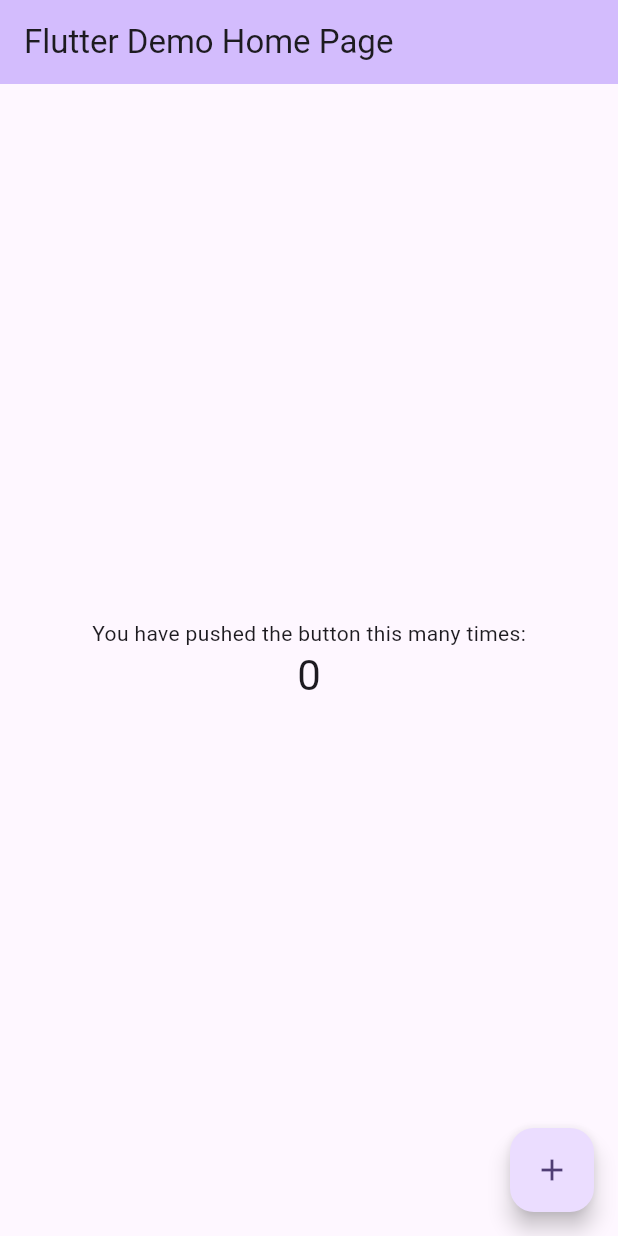
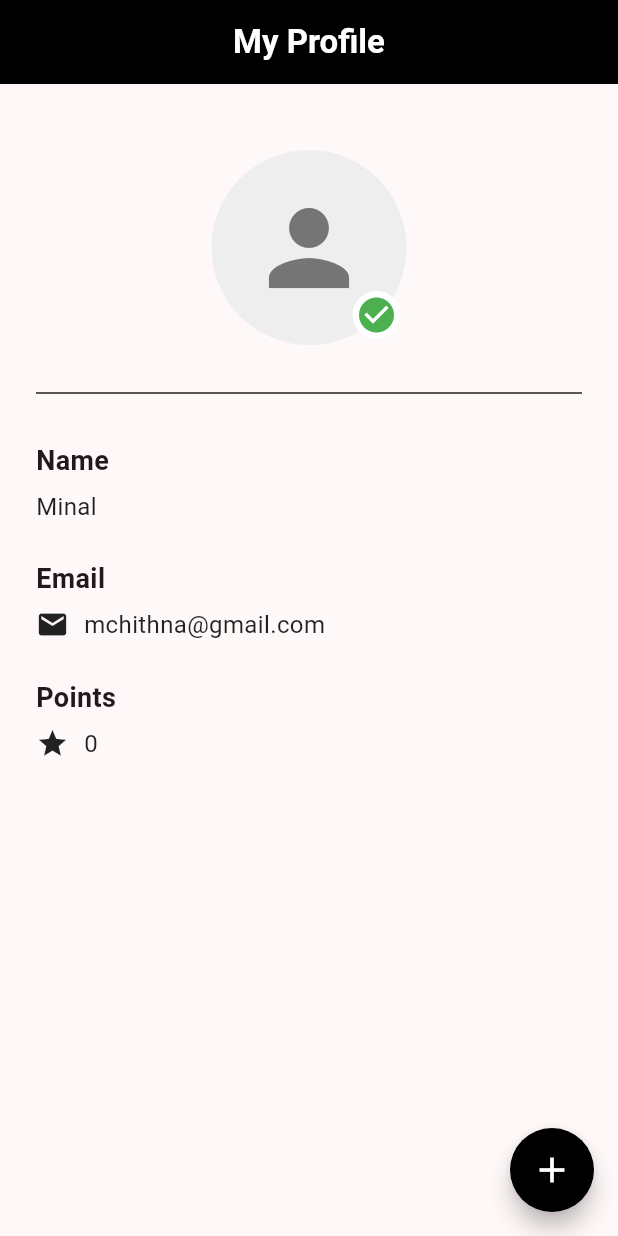
Before and after one commit to mchithna/MAD-inclass02, a Flutter app: the screen it shows after launch, on a phone screen of 412 x 824 dp. Run offline on Flutter 3.47's test engine with Material 3 defaults, Android fonts, the phone set to English and light mode, and no system bars.

Commit message:
feat: initialize ProfilePage UI with incrementable points counter

```diff
--- a/lib/main.dart
+++ b/lib/main.dart
@@ -7,115 +7,163 @@ void main() {
 class MyApp extends StatelessWidget {
   const MyApp({super.key});
 
-  // This widget is the root of your application.
   @override
   Widget build(BuildContext context) {
     return MaterialApp(
-      title: 'Flutter Demo',
+      debugShowCheckedModeBanner: false,
+      title: 'Profile App',
       theme: ThemeData(
-        // This is the theme of your application.
-        //
-        // TRY THIS: Try running your application with "flutter run". You'll see
-        // the application has a purple toolbar. Then, without quitting the app,
-        // try changing the seedColor in the colorScheme below to Colors.green
-        // and then invoke "hot reload" (save your changes or press the "hot
-        // reload" button in a Flutter-supported IDE, or press "r" if you used
-        // the command line to start the app).
-        //
-        // Notice that the counter didn't reset back to zero; the application
-        // state is not lost during the reload. To reset the state, use hot
-        // restart instead.
-        //
-        // This works for code too, not just values: Most code changes can be
-        // tested with just a hot reload.
-        colorScheme: .fromSeed(seedColor: Colors.deepPurple),
+        colorScheme: ColorScheme.fromSeed(seedColor: Colors.black),
+        useMaterial3: true,
       ),
-      home: const MyHomePage(title: 'Flutter Demo Home Page'),
+      home: const ProfilePage(),
     );
   }
 }
 
-class MyHomePage extends StatefulWidget {
-  const MyHomePage({super.key, required this.title});
-
-  // This widget is the home page of your application. It is stateful, meaning
-  // that it has a State object (defined below) that contains fields that affect
-  // how it looks.
-
-  // This class is the configuration for the state. It holds the values (in this
-  // case the title) provided by the parent (in this case the App widget) and
-  // used by the build method of the State. Fields in a Widget subclass are
-  // always marked "final".
-
-  final String title;
+class ProfilePage extends StatefulWidget {
+  const ProfilePage({super.key});
 
   @override
-  State<MyHomePage> createState() => _MyHomePageState();
+  State<ProfilePage> createState() => _ProfilePageState();
 }
 
-class _MyHomePageState extends State<MyHomePage> {
-  int _counter = 0;
-
-  void _incrementCounter() {
-    setState(() {
-      // This call to setState tells the Flutter framework that something has
-      // changed in this State, which causes it to rerun the build method below
-      // so that the display can reflect the updated values. If we changed
-      // _counter without calling setState(), then the build method would not be
-      // called again, and so nothing would appear to happen.
-      _counter++;
-    });
-  }
+class _ProfilePageState extends State<ProfilePage> {
+  // Variable to store points
+  int points = 0;
 
   @override
   Widget build(BuildContext context) {
-    // This method is rerun every time setState is called, for instance as done
-    // by the _incrementCounter method above.
-    //
-    // The Flutter framework has been optimized to make rerunning build methods
-    // fast, so that you can just rebuild anything that needs updating rather
-    // than having to individually change instances of widgets.
     return Scaffold(
       appBar: AppBar(
-        // TRY THIS: Try changing the color here to a specific color (to
-        // Colors.amber, perhaps?) and trigger a hot reload to see the AppBar
-        // change color while the other colors stay the same.
-        backgroundColor: Theme.of(context).colorScheme.inversePrimary,
-        // Here we take the value from the MyHomePage object that was created by
-        // the App.build method, and use it to set our appbar title.
-        title: Text(widget.title),
+        backgroundColor: Colors.black,
+        title: const Text(
+          'My Profile',
+          style: TextStyle(color: Colors.white, fontWeight: FontWeight.bold),
+        ),
+        centerTitle: true,
       ),
-      body: Center(
-        // Center is a layout widget. It takes a single child and positions it
-        // in the middle of the parent.
+      body: Padding(
+        padding: const EdgeInsets.all(24.0),
         child: Column(
-          // Column is also a layout widget. It takes a list of children and
-          // arranges them vertically. By default, it sizes itself to fit its
-          // children horizontally, and tries to be as tall as its parent.
-          //
-          // Column has various properties to control how it sizes itself and
-          // how it positions its children. Here we use mainAxisAlignment to
-          // center the children vertically; the main axis here is the vertical
-          // axis because Columns are vertical (the cross axis would be
-          // horizontal).
-          //
-          // TRY THIS: Invoke "debug painting" (choose the "Toggle Debug Paint"
-          // action in the IDE, or press "p" in the console), to see the
-          // wireframe for each widget.
-          mainAxisAlignment: .center,
+          crossAxisAlignment: CrossAxisAlignment.start,
           children: [
-            const Text('You have pushed the button this many times:'),
-            Text(
-              '$_counter',
-              style: Theme.of(context).textTheme.headlineMedium,
+            const SizedBox(height: 20),
+            // Profile Avatar with green checkmark
+            Center(
+              child: Stack(
+                children: [
+                  CircleAvatar(
+                    radius: 65,
+                    backgroundColor: Colors.grey[200],
+                    child: Icon(
+                      Icons.person,
+                      size: 80,
+                      color: Colors.grey[600],
+                    ),
+                  ),
+                  const Positioned(
+                    bottom: 4,
+                    right: 4,
+                    child: CircleAvatar(
+                      radius: 16,
+                      backgroundColor: Colors.white,
+                      child: Icon(
+                        Icons.check_circle,
+                        color: Colors.green,
+                        size: 28,
+                      ),
+                    ),
+                  ),
+                ],
+              ),
+            ),
+            const SizedBox(height: 24),
+            // Divider
+            const Divider(
+              color: Colors.black87,
+              thickness: 1,
+            ),
+            const SizedBox(height: 24),
+            // Name Section
+            const Text(
+              'Name',
+              style: TextStyle(
+                fontWeight: FontWeight.bold,
+                fontSize: 18,
+              ),
+            ),
+            const SizedBox(height: 6),
+            const Text(
+              'Minal',
+              style: TextStyle(
+                fontSize: 16,
+                color: Colors.black87,
+              ),
+            ),
+            const SizedBox(height: 24),
+            // Email Section
+            const Text(
+              'Email',
+              style: TextStyle(
+                fontWeight: FontWeight.bold,
+                fontSize: 18,
+              ),
+            ),
+            const SizedBox(height: 6),
+            const Row(
+              children: [
+                Icon(Icons.email, size: 22, color: Colors.black87),
+                SizedBox(width: 10),
+                Text(
+                  'mchithna@gmail.com',
+                  style: TextStyle(
+                    fontSize: 16,
+                    color: Colors.black87,
+                  ),
+                ),
+              ],
+            ),
+            const SizedBox(height: 24),
+            // Points Section
+            const Text(
+              'Points',
+              style: TextStyle(
+                fontWeight: FontWeight.bold,
+                fontSize: 18,
+              ),
+            ),
+            const SizedBox(height: 6),
+            Row(
+              children: [
+                const Icon(Icons.star, size: 22, color: Colors.black87),
+                const SizedBox(width: 10),
+                Text(
+                  '$points',
+                  style: TextStyle(
+                    fontSize: 16,
+                    color: Colors.black87,
+                  ),
+                ),
+              ],
             ),
           ],
         ),
       ),
+      // Floating Action Button to increment points
       floatingActionButton: FloatingActionButton(
-        onPressed: _incrementCounter,
-        tooltip: 'Increment',
-        child: const Icon(Icons.add),
+        onPressed: () {
+          setState(() {
+            points++;
+          });
+        },
+        backgroundColor: Colors.black,
+        shape: const CircleBorder(),
+        child: const Icon(
+          Icons.add,
+          color: Colors.white,
+          size: 28,
+        ),
       ),
     );
   }
```
